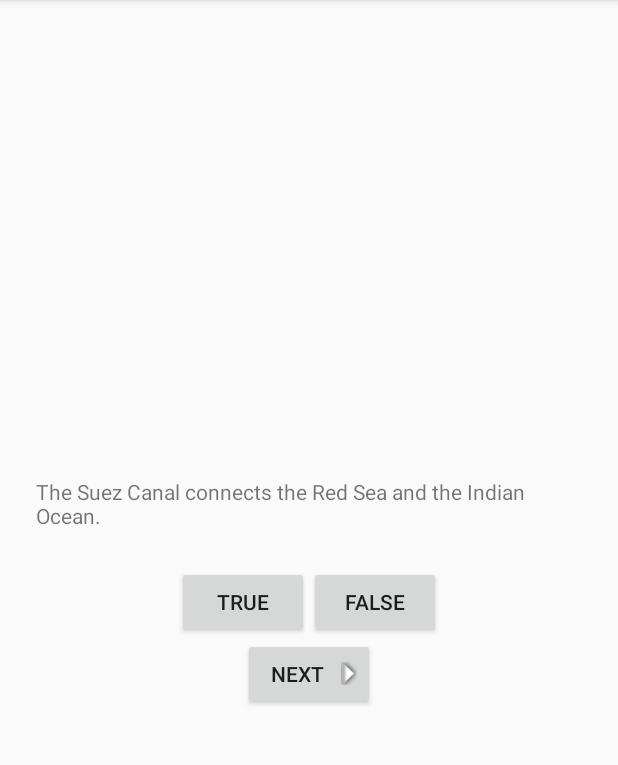
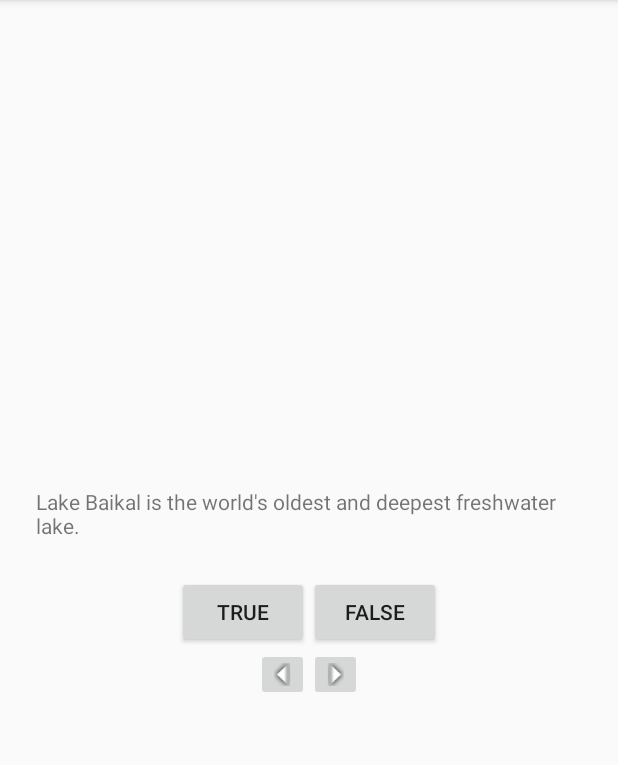
Before and after one commit to nsquire/bnr-android-programming, an Android app: the screen it shows after launch (QuizActivity), in the options menu, after a tap on "Settings", on a phone screen of 412 x 824 dp, the part 84-849 px from its top. Run offline under Robolectric (Android 15) with nearby library versions, the phone set to English and light mode, and no system bars.

Commit message:
Finishing up challenges from chapter 2.

```diff
--- a/GeoQuiz/app/src/main/java/com/nick/geoquiz/app/QuizActivity.java
+++ b/GeoQuiz/app/src/main/java/com/nick/geoquiz/app/QuizActivity.java
@@ -6,6 +6,7 @@ import android.view.Menu;
 import android.view.MenuItem;
 import android.view.View;
 import android.widget.Button;
+import android.widget.ImageButton;
 import android.widget.TextView;
 import android.widget.Toast;
 
@@ -13,7 +14,8 @@ public class QuizActivity extends ActionBarActivity {
 
     private Button mTrueButton;
     private Button mFalseButton;
-    private Button mNextButton;
+    private ImageButton mPreviousButton;
+    private ImageButton mNextButton;
     private TextView mQuestionTextView;
 
     private TrueFalse[] mQuestionBank = new TrueFalse[]{
@@ -32,6 +34,12 @@ public class QuizActivity extends ActionBarActivity {
         setContentView(R.layout.activity_quiz);
 
         mQuestionTextView = (TextView) findViewById(R.id.question_text_view);
+        mQuestionTextView.setOnClickListener(new View.OnClickListener() {
+            @Override
+            public void onClick(View v) {
+                loadNextQuestion();
+            }
+        });
 
         mTrueButton = (Button) findViewById(R.id.true_button);
         mTrueButton.setOnClickListener(new View.OnClickListener() {
@@ -49,15 +57,36 @@ public class QuizActivity extends ActionBarActivity {
             }
         });
 
-        mNextButton = (Button) findViewById(R.id.next_button);
+        mPreviousButton = (ImageButton) findViewById(R.id.previous_button);
+        mPreviousButton.setOnClickListener(new View.OnClickListener() {
+            @Override
+            public void onClick(View v) {
+                loadPreviousQuestion();
+            }
+        });
+
+        mNextButton = (ImageButton) findViewById(R.id.next_button);
         mNextButton.setOnClickListener(new View.OnClickListener() {
             @Override
             public void onClick(View v) {
-                mCurrentIndex = (mCurrentIndex + 1) % mQuestionBank.length;
-                updateQuestion();
+                loadNextQuestion();
             }
         });
 
+        updateQuestion();
+    }
+
+    private void loadPreviousQuestion() {
+        if (mCurrentIndex == 0) {
+            mCurrentIndex = mQuestionBank.length;
+        }
+
+        mCurrentIndex = (mCurrentIndex - 1) % mQuestionBank.length;
+        updateQuestion();
+    }
+
+    private void loadNextQuestion() {
+        mCurrentIndex = (mCurrentIndex + 1) % mQuestionBank.length;
         updateQuestion();
     }
 
@@ -69,7 +98,6 @@ public class QuizActivity extends ActionBarActivity {
     private void checkAnswer(boolean userPressedTrue) {
         boolean answerIsTrue = mQuestionBank[mCurrentIndex].isTrueQuestion();
         int messageResId = 0;
-
 
         if (userPressedTrue == answerIsTrue) {
             messageResId = R.string.correct_toast;
--- a/GeoQuiz/app/src/main/res/layout/activity_quiz.xml
+++ b/GeoQuiz/app/src/main/res/layout/activity_quiz.xml
@@ -29,11 +29,26 @@
             android:text="@string/false_button" />
     </LinearLayout>
 
-    <Button
-        android:id="@+id/next_button"
+    <LinearLayout
         android:layout_width="wrap_content"
         android:layout_height="wrap_content"
-        android:drawablePadding="4dp"
-        android:drawableRight="@drawable/arrow_right"
-        android:text="@string/next_button" />
+        android:orientation="horizontal">
+
+        <ImageButton
+            android:id="@+id/previous_button"
+            android:layout_width="wrap_content"
+            android:layout_height="wrap_content"
+            android:contentDescription="Go to previous question"
+            android:src="@drawable/arrow_left" />
+
+
+        <ImageButton
+            android:id="@+id/next_button"
+            android:layout_width="wrap_content"
+            android:layout_height="wrap_content"
+            android:contentDescription="Go to next question"
+            android:src="@drawable/arrow_right" />
+    </LinearLayout>
+
+
 </LinearLayout>
--- a/GeoQuiz/app/src/main/res/values/strings.xml
+++ b/GeoQuiz/app/src/main/res/values/strings.xml
@@ -14,5 +14,6 @@
     <string name="question_africa">The source of the Nile River is in Egypt.</string>
     <string name="question_americas">The Amazon River is the longest river in the Americas.</string>
     <string name="question_asia">Lake Baikal is the world\'s oldest and deepest freshwater lake.</string>
+    <string name="previous_button">Previous</string>
 
 </resources>
```
